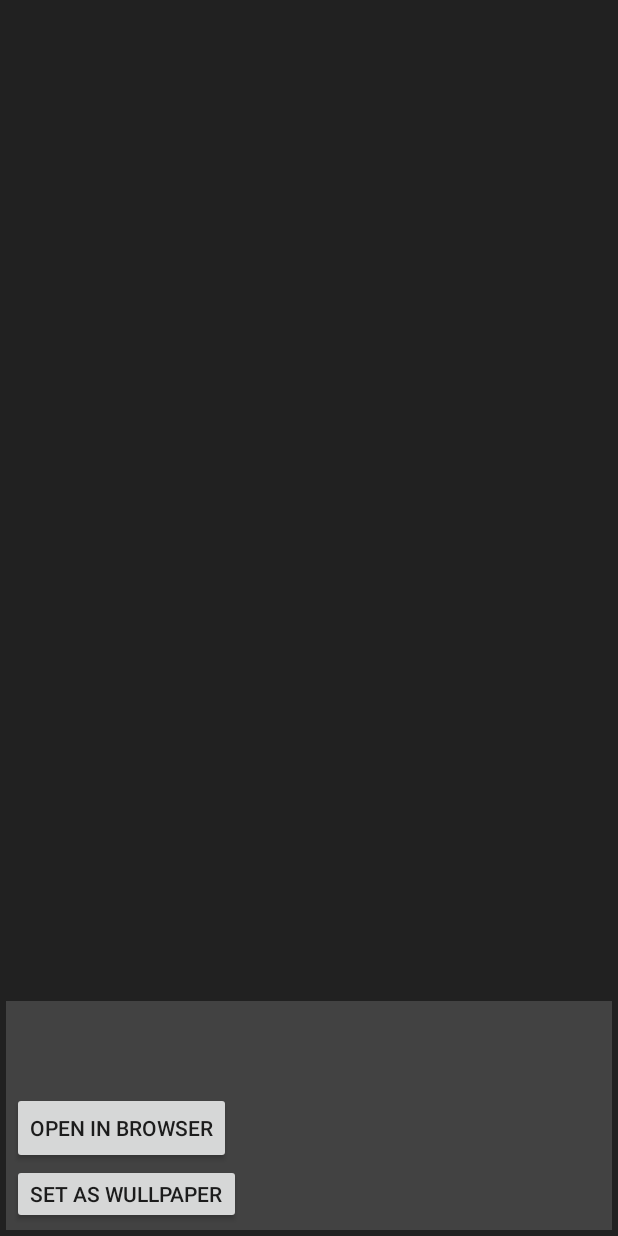
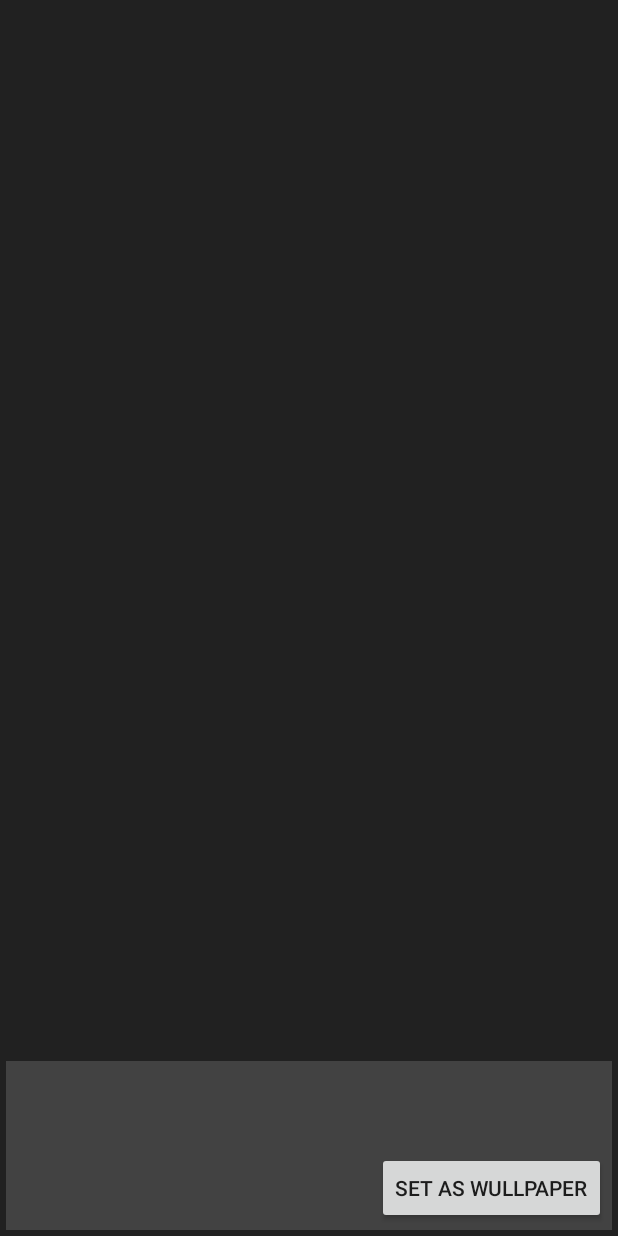
Before and after one commit to ryealb/test_platform, an Android app: the PostActivity screen opened directly, with no data from a screen before it, on a phone screen of 412 x 824 dp. Run offline under Robolectric (Android 15) with nearby library versions, the phone set to English and light mode, and no system bars; libraries missing offline, so code that uses them is left out: com.github.chrisbanes.photoview, com.yalantis.ucrop; plain views replace PhotoView; 6 statements that could not run were skipped.

Commit message:
un broked

```diff
--- a/app/src/main/java/com/thingsandsuch/tester/PostActivity.java
+++ b/app/src/main/java/com/thingsandsuch/tester/PostActivity.java
@@ -10,8 +10,6 @@ import android.os.Bundle;
 import android.os.Environment;
 import android.support.v4.content.ContextCompat;
 import android.support.v4.widget.SwipeRefreshLayout;
-//import android.support.v7.app.AppCompatActivity;
-import android.support.v7.widget.Toolbar;
 import android.support.v7.app.AppCompatActivity;
 import android.util.DisplayMetrics;
 import android.util.Log;
@@ -43,8 +41,6 @@ public class PostActivity extends AppCompatActivity {
 
         setContentView(R.layout.post_activity);
         Intent intent = getIntent();
-
-
 
 //        setDragEdge(SwipeBackLayout.DragEdge.TOP);
 
--- a/app/src/main/res/layout/main_app_bar.xml
+++ b/app/src/main/res/layout/main_app_bar.xml
@@ -12,6 +12,8 @@
         android:layout_width="match_parent"
         android:layout_height="160dp"
         android:background="@mipmap/logo_bg"
+        android:backgroundTint="#fa000000"
+        android:backgroundTintMode="add"
         android:theme="@style/AppTheme.AppBarOverlay">
 
         <!--header-->
--- a/app/src/main/res/layout/post_activity.xml
+++ b/app/src/main/res/layout/post_activity.xml
@@ -71,6 +71,7 @@
             android:id="@+id/photo_view"
             android:layout_width="match_parent"
             android:layout_height="0dp"
+            android:layout_gravity="top"
             android:minHeight="440dp"
             android:layout_weight="1.0"
             android:scaleType="centerCrop"/>
@@ -104,17 +105,24 @@
             android:layout_width="match_parent"
             android:layout_height="wrap_content"/>
 
-        <Button
+        <LinearLayout
             android:layout_width="wrap_content"
             android:layout_height="wrap_content"
-            android:text="OPEN IN BROWSER" />
+            android:orientation="horizontal"
+            android:layout_gravity="right">
 
-        <Button
-            android:id="@+id/btn_set_wall"
-            android:layout_width="wrap_content"
-            android:layout_height="40dp"
-            android:text="SET AS WULLPAPER" />
+            <Button
+                android:id="@+id/btn_set_wall"
+                android:layout_width="wrap_content"
+                android:layout_height="wrap_content"
+                android:text="SET AS WULLPAPER" />
 
+            <!--<Button-->
+                <!--android:layout_width="wrap_content"-->
+                <!--android:layout_height="wrap_content"-->
+                <!--android:text="OPEN IN BROWSER" />-->
+
+        </LinearLayout>
     </LinearLayout>
 
 
```
Also changed, not shown: app/src/main/java/com/thingsandsuch/tester/MainActivity.java (+7 -3 lines), app/src/main/res/menu/activity_main_drawer.xml (+4 -4 lines).
